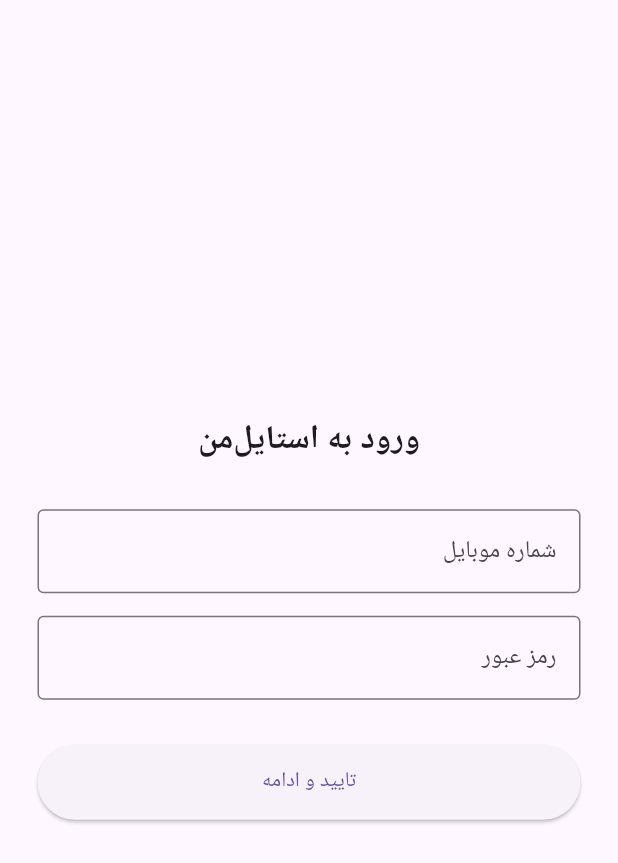
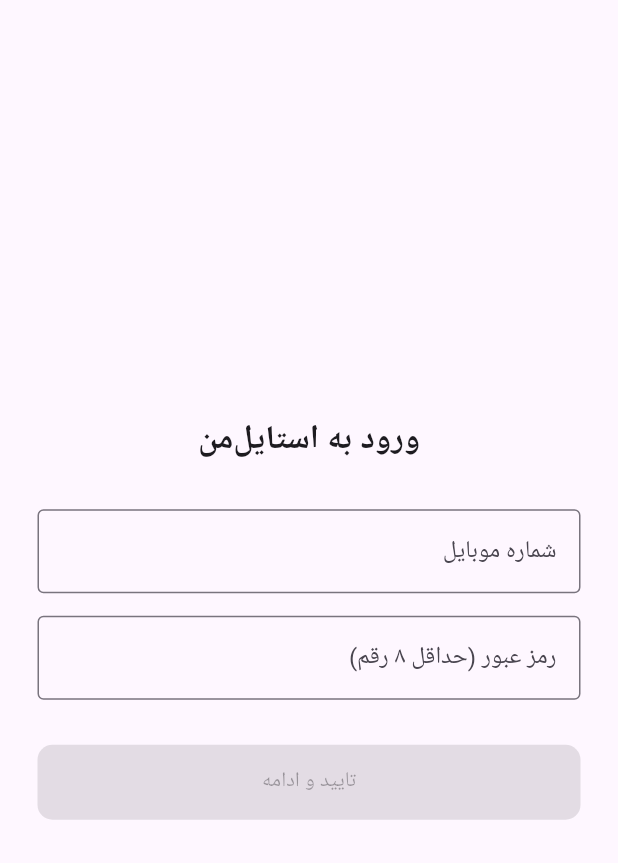
Before and after one commit to hasanhamadi/app_styleman, a Flutter app: the AuthPage screen opened by its route, on a phone screen of 412 x 824 dp. Shown: the top 863 px of the screen. Run offline on Flutter 3.47's test engine with Material 3 defaults, Android fonts, the phone set to English and light mode, and no system bars; our stand-ins replace bloc, dio, flutter_bloc, flutter_secure_storage, shared_preferences; accounts and stored records are empty; Roboto replaces fonts that are missing (Vazir).

Commit message:
app_styleman

```diff
--- a/lib/uesr/auth_page.dart
+++ b/lib/uesr/auth_page.dart
@@ -1,31 +1,60 @@
-
 import 'package:flutter/material.dart';
 import 'package:flutter_bloc/flutter_bloc.dart';
+import 'auth_bloc.dart';
 
-import 'auth_bloc.dart';
-class AuthPage extends StatelessWidget {
-  final _mobile = TextEditingController();
-  final _pass = TextEditingController();
 
-  AuthPage({super.key});
+class AuthPage extends StatefulWidget {
+  const AuthPage({super.key});
+
+  @override
+  State<AuthPage> createState() => _AuthPageState();
+}
+
+class _AuthPageState extends State<AuthPage> {
+  final _mobileController = TextEditingController();
+  final _passController = TextEditingController();
+
+  // متغیری برای کنترل وضعیت فعال بودن دکمه
+  bool _isButtonEnabled = false;
+
+  @override
+  void initState() {
+    super.initState();
+    // گوش دادن به تغییرات فیلدها برای بررسی اعتبار
+    _mobileController.addListener(_validateInput);
+    _passController.addListener(_validateInput);
+  }
+
+  void _validateInput() {
+    final mobile = _mobileController.text;
+    final pass = _passController.text;
+
+    // شرط: موبایل دقیقاً ۱۱ رقم و پسورد حداقل ۸ کاراکتر
+    final bool isValid = mobile.length == 11 && pass.length >= 8;
+
+    if (isValid != _isButtonEnabled) {
+      setState(() {
+        _isButtonEnabled = isValid;
+      });
+    }
+  }
+
+  @override
+  void dispose() {
+    _mobileController.dispose();
+    _passController.dispose();
+    super.dispose();
+  }
 
   @override
   Widget build(BuildContext context) {
     return Scaffold(
       body: BlocListener<AuthBloc, AuthState>(
-        // ۱. گوش دادن به تغییرات وضعیت برای جابجایی
         listener: (context, state) {
           if (state is AuthAuthenticated) {
-            // وقتی کاربر با موفقیت احراز هویت شد
             ScaffoldMessenger.of(context).showSnackBar(
               const SnackBar(content: Text("خوش آمدید!")),
             );
-
-            /* نکته: چون AuthPage درون MainWrapper قرار دارد،
-            با تغییر State به AuthAuthenticated، خودِ MainWrapper
-            به صورت خودکار صفحه را عوض می‌کند. اما اگر بخواهید به یک صفحه کاملاً مجزا بروید:
-            Navigator.pushReplacementNamed(context, '/home');
-            */
           }
           if (state is AuthError) {
             ScaffoldMessenger.of(context).showSnackBar(
@@ -38,24 +67,55 @@
           child: Column(
             mainAxisAlignment: MainAxisAlignment.center,
             children: [
-              const Text("ورود به استایل‌من", style: TextStyle(fontSize: 22, fontWeight: FontWeight.bold)),
+              const Text("ورود به استایل‌من",
+                  style: TextStyle(fontSize: 22, fontWeight: FontWeight.bold)),
               const SizedBox(height: 30),
-              TextField(controller: _mobile, decoration: const InputDecoration(labelText: "شماره موبایل", border: OutlineInputBorder())),
+
+              // فیلد شماره موبایل
+              TextField(
+                controller: _mobileController,
+                keyboardType: TextInputType.phone,
+                maxLength: 11, // محدودیت ورود کاراکتر
+                decoration: const InputDecoration(
+                  labelText: "شماره موبایل",
+                  border: OutlineInputBorder(),
+                  counterText: "", // مخفی کردن عدد شمارنده پایین فیلد
+                ),
+              ),
               const SizedBox(height: 15),
-              TextField(controller: _pass, decoration: const InputDecoration(labelText: "رمز عبور", border: OutlineInputBorder()), obscureText: true),
+
+              // فیلد رمز عبور
+              TextField(
+                controller: _passController,
+                obscureText: true,
+                decoration: const InputDecoration(
+                    labelText: "رمز عبور (حداقل ۸ رقم)",
+                    border: OutlineInputBorder()
+                ),
+              ),
               const SizedBox(height: 30),
+
               BlocBuilder<AuthBloc, AuthState>(
                 builder: (context, state) {
                   if (state is AuthLoading) return const CircularProgressIndicator();
+
                   return SizedBox(
                     width: double.infinity,
                     height: 50,
                     child: ElevatedButton(
-                      onPressed: () {
-                        if (_mobile.text.isNotEmpty && _pass.text.isNotEmpty) {
-                          context.read<AuthBloc>().add(LoginRequested(_mobile.text, _pass.text));
-                        }
-                      },
+                      // اگر فرم معتبر نباشد، مقدار null دکمه را غیرفعال می‌کند
+                      onPressed: _isButtonEnabled
+                          ? () {
+                        context.read<AuthBloc>().add(
+                            LoginRequested(_mobileController.text, _passController.text)
+                        );
+                      }
+                          : null,
+                      style: ElevatedButton.styleFrom(
+                        shape: RoundedRectangleBorder(
+                          borderRadius: BorderRadius.circular(10),
+                        ),
+                      ),
                       child: const Text("تایید و ادامه"),
                     ),
                   );
```
Also changed, not shown: lib/uesr/auth_repository.dart (+31 -19 lines).
